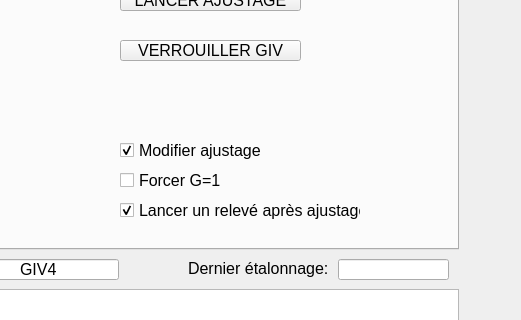
Above: Agiv/MainWindow.ui from APuissance3/AGIV before the change; both pictures show x 482 to 1003 and y 191 to 511 of the 1003 by 672 pixel window. Below: the same form after it.
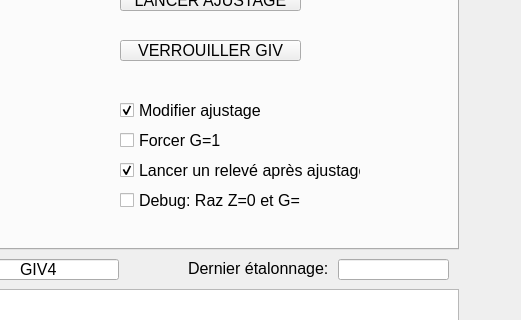
That is the form after the change.

Patch:
```diff
--- a/Agiv/MainWindow.ui
+++ b/Agiv/MainWindow.ui
@@ -167,7 +167,7 @@
       <property name="geometry">
        <rect>
         <x>570</x>
-        <y>270</y>
+        <y>230</y>
         <width>171</width>
         <height>21</height>
        </rect>
@@ -189,7 +189,7 @@
       <property name="geometry">
        <rect>
         <x>570</x>
-        <y>300</y>
+        <y>260</y>
         <width>181</width>
         <height>21</height>
        </rect>
@@ -227,7 +227,7 @@
       <property name="geometry">
        <rect>
         <x>570</x>
-        <y>330</y>
+        <y>290</y>
         <width>241</width>
         <height>21</height>
        </rect>
@@ -242,6 +242,25 @@
        <bool>true</bool>
       </property>
      </widget>
+     <widget class="QCheckBox" name="ZeroiseCalib">
+      <property name="geometry">
+       <rect>
+        <x>570</x>
+        <y>320</y>
+        <width>181</width>
+        <height>21</height>
+       </rect>
+      </property>
+      <property name="toolTip">
+       <string>&lt;html&gt;&lt;head/&gt;&lt;body&gt;&lt;p&gt;Si coché, on écrase les calibrations précédentes en imposant un gain= 1 et offset à 0 avant la calibration. méthode plus lente mais plus sure. Si décoché, on ré-ajuste la calibration a partir de celle existante. &lt;/p&gt;&lt;/body&gt;&lt;/html&gt;</string>
+      </property>
+      <property name="text">
+       <string>Debug: Raz Z=0 et G=1</string>
+      </property>
+      <property name="checked">
+       <bool>false</bool>
+      </property>
+     </widget>
     </widget>
     <widget class="QWidget" name="Measures">
      <attribute name="title">
```
